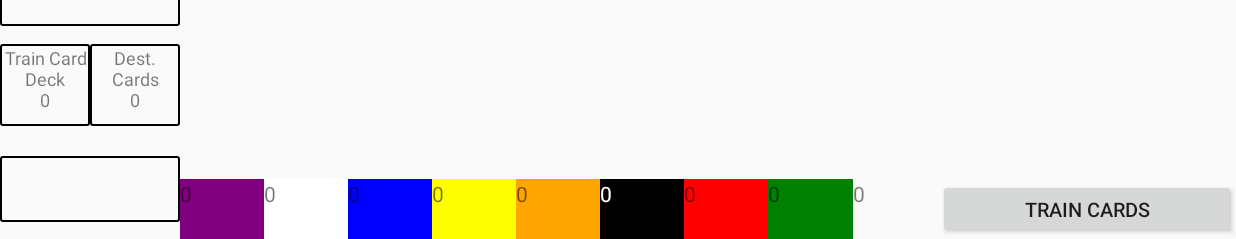
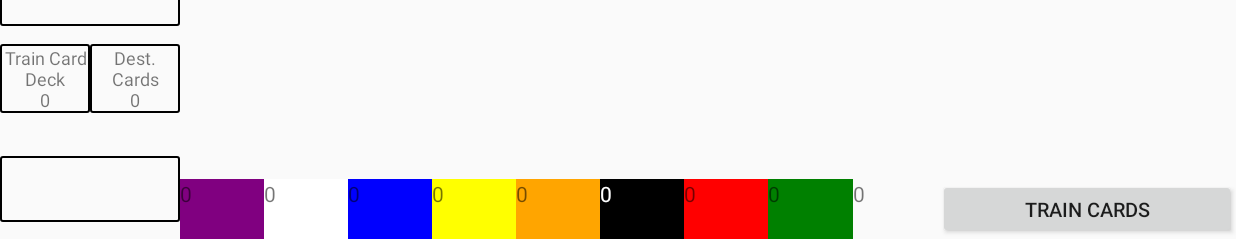
Before and after one commit to Glowsquirrel/ttr, an Android app: the DeckFragment screen opened directly, with no data from a screen before it, on a phone screen of 824 x 412 dp (held sideways). Shown: the part 379-618 px from the top of the screen. Run offline under Robolectric (Android 15) with nearby library versions, the phone set to English and light mode, and no system bars; 4 statements that could not run were skipped.

Commit message:
Changed layout for DeckFragment to allow for API levels below 21.

```diff
--- a/app/src/main/java/fysh340/ticket_to_ride/game/fragments/DeckFragment.java
+++ b/app/src/main/java/fysh340/ticket_to_ride/game/fragments/DeckFragment.java
@@ -149,11 +149,11 @@ public class DeckFragment extends Fragment implements Observer {
         });
 
         mFaceDownCards = (TextView) deckView.findViewById(R.id.trainDeck);
-        String deckDescription = TRAIN_DECK + mGame.getTrainCards().size();
+        String deckDescription = TRAIN_DECK + mGame.getTrainCardDeckSize();
         mFaceDownCards.setText(deckDescription);
 
         mDestinationDeck = (TextView) deckView.findViewById(R.id.destinationDeck);
-        deckDescription = DEST_DECK + mGame.getPossibleDestCards().size();
+        deckDescription = DEST_DECK + mGame.getDestinationCardDeckSize();
         mDestinationDeck.setText(deckDescription);
 
         setUpDeckListeners(deckView);
--- a/app/src/main/res/layout/fragment_deck.xml
+++ b/app/src/main/res/layout/fragment_deck.xml
@@ -78,36 +78,34 @@
         android:layout_width="match_parent"
         android:layout_height="12dp"/>
 
-    <GridLayout
+    <TableLayout
         android:layout_width="match_parent"
         android:layout_height="0dp"
         android:layout_gravity="center"
-        android:layout_weight="20"
-        android:columnCount="2">
+        android:layout_weight="20">
+
+        <TableRow
+            android:layout_width="wrap_content"
+            android:layout_height="match_parent">
 
             <TextView
                 android:id="@+id/trainDeck"
-            android:layout_width="0dp"
+                android:layout_width="60dp"
                 android:layout_height="match_parent"
-            android:layout_column="0"
-            android:layout_columnWeight="1"
-            android:layout_row="0"
                 android:background="@drawable/customborder"
                 android:textAlignment="center"
                 android:textSize="12sp"/>
 
             <TextView
                 android:id="@+id/destinationDeck"
-            android:layout_width="0dp"
+                android:layout_width="60dp"
                 android:layout_height="match_parent"
-            android:layout_column="1"
-            android:layout_columnWeight="1"
-            android:layout_row="0"
                 android:background="@drawable/customborder"
                 android:textAlignment="center"
                 android:textSize="12sp"/>
+        </TableRow>
 
-    </GridLayout>
+    </TableLayout>
 
     <Space
         android:layout_width="match_parent"
```
Lines whose indentation alone changed are shown as unchanged.
